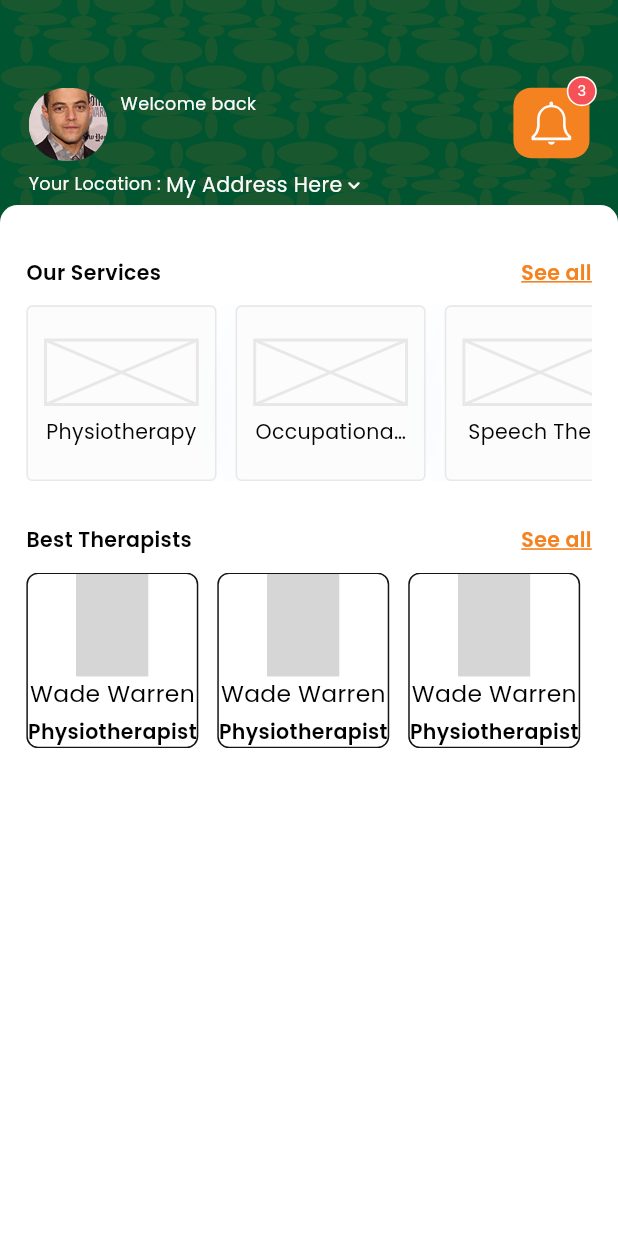
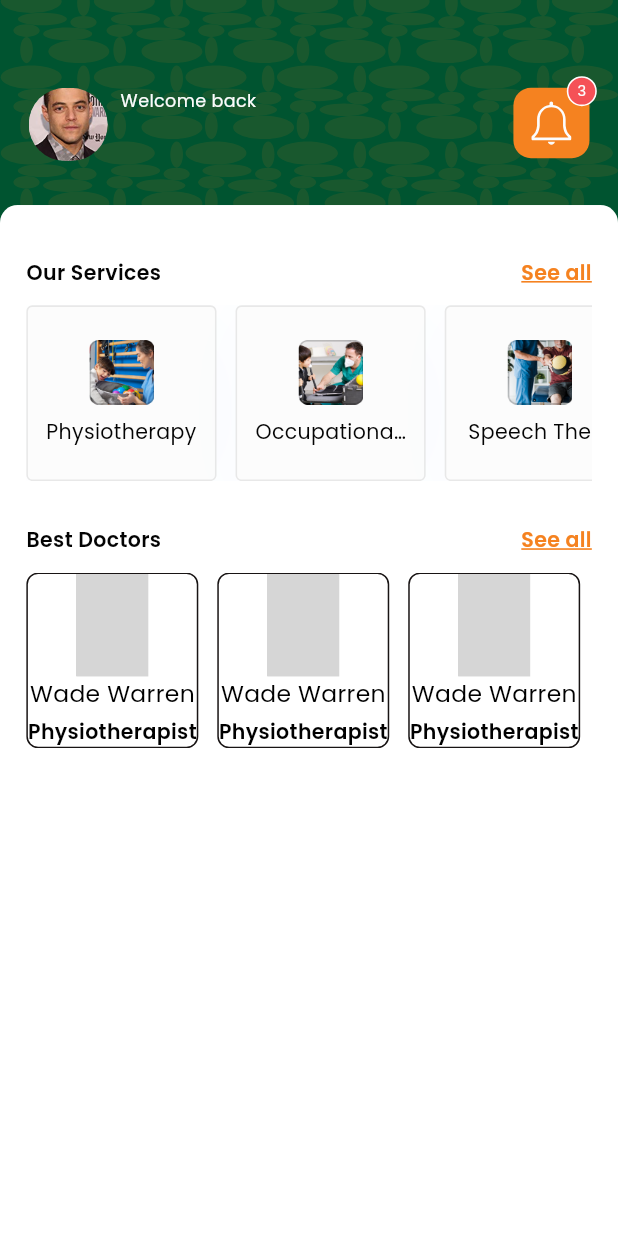
Before and after one commit to omar-abdelaziz753/True-Balance, a Flutter app: the HomeScreen screen opened directly, on a phone screen of 412 x 824 dp. Run offline on Flutter 3.47's test engine with Material 3 defaults, Android fonts, the phone set to English and light mode, and no system bars; our stand-ins replace bloc, cached_network_image, dio, easy_localization, flutter_bloc, flutter_easyloading and 16 more; accounts and stored records are empty; project files that could hold a hidden picture were left out; grey boxes are pictures that could not be loaded.

Commit message:
make some edits

```diff
--- a/assets/languages/ar-EG.json
+++ b/assets/languages/ar-EG.json
@@ -118,6 +118,8 @@
   "notifications": "الاشعارات",
   "medicalReports": "التقارير الطبية",
   "download": "تحميل",
+ "bestDoctors": "أفضل الأطباء",
+ "doctors": "الأطباء",
   "validation": {
     "required": "هذا الحقل مطلوب.",
     "address": {
--- a/assets/languages/en-UK.json
+++ b/assets/languages/en-UK.json
@@ -117,6 +117,8 @@
   "notifications": "Notifications",
   "medicalReports": "Medical reports",
   "download": "Download",
+  "bestDoctors": "Best Doctors",
+  "doctors": "Doctors",
   "validation": {
     "required": "This field is required.",
     "address": {
--- a/lib/core/routing/app_router.dart
+++ b/lib/core/routing/app_router.dart
@@ -162,9 +162,7 @@ class AppRouter {
 
   List<Widget> screens = [
     const HomeScreen(),
-    Container(
-      color: Colors.white,
-    ),
+    const BestTherapistsScreen(),
     BlocProvider(
       create: (context) => CreateBookingCubit(),
       child: const BookingScreen(),
--- a/lib/core/widgets/app_bar/custom_main_app_bar_in_home_widget.dart
+++ b/lib/core/widgets/app_bar/custom_main_app_bar_in_home_widget.dart
@@ -80,6 +80,7 @@ class CustomMainAppBarInHomeWidget extends StatelessWidget
                                   color: AppColors.neutralColor100,
                                 ),
                               ),
+                              4.verticalSpace,
                               Text(
                                 userName,
                                 style: Styles.contentEmphasis.copyWith(
@@ -92,27 +93,27 @@ class CustomMainAppBarInHomeWidget extends StatelessWidget
                         )
                       ],
                     ),
-                    Row(
-                      children: [
-                        Text(
-                          'yourLocation'.tr(),
-                          style: Styles.footnoteRegular.copyWith(
-                            color: AppColors.neutralColor100,
-                          ),
-                        ),
-                        Text(
-                          location,
-                          style: Styles.captionRegular.copyWith(
-                            color: AppColors.neutralColor100,
-                          ),
-                        ),
-                        Icon(
-                          Icons.keyboard_arrow_down_rounded,
-                          color: Colors.white,
-                          size: 16.sp,
-                        )
-                      ],
-                    ),
+                    // Row(
+                    //   children: [
+                    //     Text(
+                    //       'yourLocation'.tr(),
+                    //       style: Styles.footnoteRegular.copyWith(
+                    //         color: AppColors.neutralColor100,
+                    //       ),
+                    //     ),
+                    //     Text(
+                    //       location,
+                    //       style: Styles.captionRegular.copyWith(
+                    //         color: AppColors.neutralColor100,
+                    //       ),
+                    //     ),
+                    //     Icon(
+                    //       Icons.keyboard_arrow_down_rounded,
+                    //       color: Colors.white,
+                    //       size: 16.sp,
+                    //     )
+                    //   ],
+                    // ),
                   ],
                 ),
               ),
--- a/lib/features/auth/presentation/widgets/forget_password_from_widget.dart
+++ b/lib/features/auth/presentation/widgets/forget_password_from_widget.dart
@@ -33,6 +33,8 @@ class ForgetPasswordFormWidget extends StatelessWidget {
           topRight: Radius.circular(12.r),
         ),
       ),
+      child: Form(
+        key: cubit.formKey,
         child: Column(
           mainAxisAlignment: MainAxisAlignment.start,
           crossAxisAlignment: CrossAxisAlignment.start,
@@ -106,7 +108,7 @@ class ForgetPasswordFormWidget extends StatelessWidget {
                   color: AppColors.neutralColor100,
                 ),
                 onPressed: () {
-                if (cubit.emailController.text.isNotEmpty) {
+                  if (cubit.formKey.currentState!.validate()) {
                     cubit.forgetPassword();
                   }
                 },
@@ -154,6 +156,7 @@ class ForgetPasswordFormWidget extends StatelessWidget {
             ),
           ],
         ),
+      ),
     );
   }
 }
--- a/lib/features/auth/presentation/widgets/register_form_widget.dart
+++ b/lib/features/auth/presentation/widgets/register_form_widget.dart
@@ -5,6 +5,7 @@ import 'package:flutter_screenutil/flutter_screenutil.dart';
 import 'package:flutter_svg/flutter_svg.dart';
 import 'package:iconsax/iconsax.dart';
 import 'package:truee_balance_app/core/extensions/navigation_extension.dart';
+import 'package:truee_balance_app/core/routing/routes_name.dart';
 import 'package:truee_balance_app/core/themes/app_colors.dart';
 import 'package:truee_balance_app/core/themes/text_colors.dart';
 import 'package:truee_balance_app/core/widgets/button/custom_button_widget.dart';
@@ -179,7 +180,7 @@ class ResisterFormWidget extends StatelessWidget {
                         .copyWith(color: AppColors.neutralColor300),
                   ),
                   TextButton(
-                    onPressed: () => context.pop(),
+                    onPressed: () => context.pushNamed(Routes.loginScreen),
                     style: TextButton.styleFrom(
                       padding:
                           EdgeInsets.only(left: 6.w, top: 18.w, bottom: 18.w),
--- a/lib/features/user/best_therapists/presentation/widgets/therapist_card_widget.dart
+++ b/lib/features/user/best_therapists/presentation/widgets/therapist_card_widget.dart
@@ -1,5 +1,7 @@
 import 'package:flutter/material.dart';
 import 'package:flutter_screenutil/flutter_screenutil.dart';
+import 'package:truee_balance_app/core/extensions/navigation_extension.dart';
+import 'package:truee_balance_app/core/routing/routes_name.dart';
 import 'package:truee_balance_app/core/themes/app_colors.dart';
 import 'package:truee_balance_app/core/themes/assets.dart';
 import 'package:truee_balance_app/core/themes/text_colors.dart';
--- a/lib/features/user/home/presentation/screens/home_screen.dart
+++ b/lib/features/user/home/presentation/screens/home_screen.dart
@@ -35,7 +35,6 @@ class HomeScreen extends StatelessWidget {
         child: Column(
           children: [
             18.verticalSpace,
-
             Row(
               mainAxisAlignment: MainAxisAlignment.spaceBetween,
               children: [
@@ -57,13 +56,11 @@ class HomeScreen extends StatelessWidget {
               ],
             ),
             12.verticalSpace,
-
-
             SizedBox(
               height: 120.h,
               child: ListView.separated(
                 scrollDirection: Axis.horizontal,
-                itemCount: 4,
+                itemCount: 3,
                 physics: const BouncingScrollPhysics(),
                 separatorBuilder: (_, __) => 12.horizontalSpace,
                 itemBuilder: (context, index) {
@@ -71,28 +68,31 @@ class HomeScreen extends StatelessWidget {
                     'Physiotherapy',
                     'Occupational Therapy',
                     'Speech Therapy',
-                    'Speech Therapy',
                   ];
-
+                  final images = [
+                    'assets/images/png/physiotherapy.png',
+                    'assets/images/png/sports.png',
+                    'assets/images/png/post.png',
+                  ];
                   return CustomServiceCardWidget(
                     title: titles[index],
-                    icon:
-                    Placeholder(
-                      fallbackHeight: 44.h,
-                      fallbackWidth: 44.w,
-                      color: Colors.black.withAlpha(20),
-                    ),
+                    image: images[index],
+                    // icon:
+                    // Placeholder(
+                    //   fallbackHeight: 44.h,
+                    //   fallbackWidth: 44.w,
+                    //   color: Colors.black.withAlpha(20),
+                    // ),
                   );
                 },
               ),
             ),
             30.verticalSpace,
-
             Row(
               mainAxisAlignment: MainAxisAlignment.spaceBetween,
               children: [
                 Text(
-                  'bestTherapists'.tr(),
+                  'bestDoctors'.tr(),
                   style: Styles.captionAccent.copyWith(
                     color: AppColors.neutralColor1000,
                   ),
--- a/lib/features/user/home/presentation/widgets/custom_service_card_widget.dart
+++ b/lib/features/user/home/presentation/widgets/custom_service_card_widget.dart
@@ -6,12 +6,14 @@ import 'package:truee_balance_app/core/themes/text_colors.dart';
 
 class CustomServiceCardWidget extends StatelessWidget {
   final String title;
-  final Widget icon;
-
+  // final Widget icon;
+  final String image;
   const CustomServiceCardWidget({
     super.key,
     required this.title,
-    required this.icon,
+    required this.image,
+
+    // required this.icon,
   });
 
   @override
@@ -39,7 +41,11 @@ class CustomServiceCardWidget extends StatelessWidget {
         spacing: 8.h,
         mainAxisAlignment: MainAxisAlignment.center,
         children: [
-          icon,
+          Image.asset(
+            image,
+            width: 44.w,
+            height: 44.h,
+          ),
           Text(
             title,
             style: Styles.captionRegular.copyWith(
--- a/lib/features/user/main_layout/presentation/main_layout.dart
+++ b/lib/features/user/main_layout/presentation/main_layout.dart
@@ -217,14 +217,14 @@ class MainLayoutScreen extends StatelessWidget {
                   ),
                   _buildNavItem(
                     icon: 'assets/images/svg/therapists_icon.svg',
-                    label: 'therapists'.tr(),
+                    label: 'doctors'.tr(),
                     index: 1,
                     currentIndex: currentIndex,
                     onTap: () => cubit.changeBottomNavBar(1),
                   ),
                   const SizedBox(width: 40), // space for the FAB
                   _buildNavItem(
-                    icon: 'assets/images/svg/resources_icon.svg',
+                    icon: 'assets/images/svg/mysessions_icon.svg',
                     label: 'My Sessions'.tr(),
                     index: 3,
                     currentIndex: currentIndex,
--- a/lib/features/user/my_booking/screens/my_booking_screen.dart
+++ b/lib/features/user/my_booking/screens/my_booking_screen.dart
@@ -54,7 +54,7 @@ class MyBookingScreen extends StatelessWidget {
                               context.pushNamed(Routes.bookingDetailsScreen),
                           child: CustomBookingContainerWidget(
                             specialization: '${'specialization'.tr()}$index',
-                            doctorName: 'Omar AbdelAziz Mohamed',
+                            doctorName: 'Ahmed Adel',
                             rating: 4.8,
                             ratingText: '4,479 ${'rate'.tr()}',
                             image: Placeholder(
--- a/lib/features/user/notification/presentation/screens/notification_screen.dart
+++ b/lib/features/user/notification/presentation/screens/notification_screen.dart
@@ -78,7 +78,6 @@ class NotificationScreen extends StatelessWidget {
             final item = notifications[index];
             final bool showDateHeader =
                 index == 0 || item.date != notifications[index - 1].date;
-
             return NotificationItemWidget(
               showDateHeader: showDateHeader,
               item: item,
--- a/lib/true_balance.dart
+++ b/lib/true_balance.dart
@@ -35,7 +35,7 @@ class TrueBalanceApp extends StatelessWidget {
             supportedLocales: context.supportedLocales,
             locale: context.locale,
             navigatorKey: AppConstants.navigatorKey,
-            initialRoute: Routes.splashScreen,
+            initialRoute: Routes.appointmentsScreen,
             onGenerateRoute: appRouter.generateRoute,
             // home: const TestScreen(),
             builder: EasyLoading.init(),
```
Also changed, not shown: lib/features/auth/data/repos/auth_repo.dart (+18 -5 lines), lib/features/user/best_therapists/presentation/screens/best_therapists_screen.dart (+26 -20 lines), lib/features/user/create booking/presentation/presentation/booking_screen.dart (+2 -5 lines), lib/features/user/doctor deatils/presentation/screens/doctor_details_screen.dart (+11 -11 lines), lib/features/user/my_booking/screens/booking_details_screen.dart (+53 -57 lines), assets/images/svg/mysessions_icon.svg (added). Lines whose indentation alone changed are shown as unchanged.
